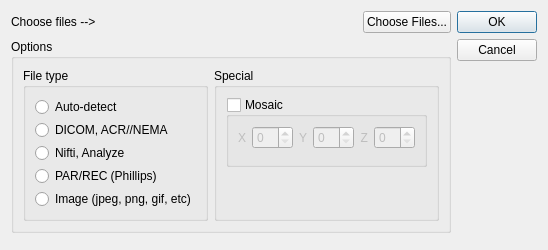
This is openfiledialog.ui in gbook/miviewer as Qt 5 draws it before an edit. The edited form follows.
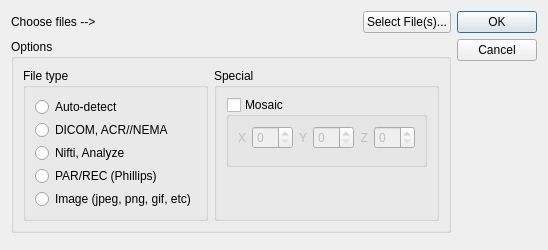
This is the edited form.

What changed in the file:
```diff
--- a/openfiledialog.ui
+++ b/openfiledialog.ui
@@ -43,7 +43,7 @@
           <string>Choose Files...</string>
          </property>
          <property name="text">
-          <string>Choose Files...</string>
+          <string>Select File(s)...</string>
          </property>
         </widget>
        </item>
```
Left out of the diff: 9 changed lines with no effect on the pictures.
